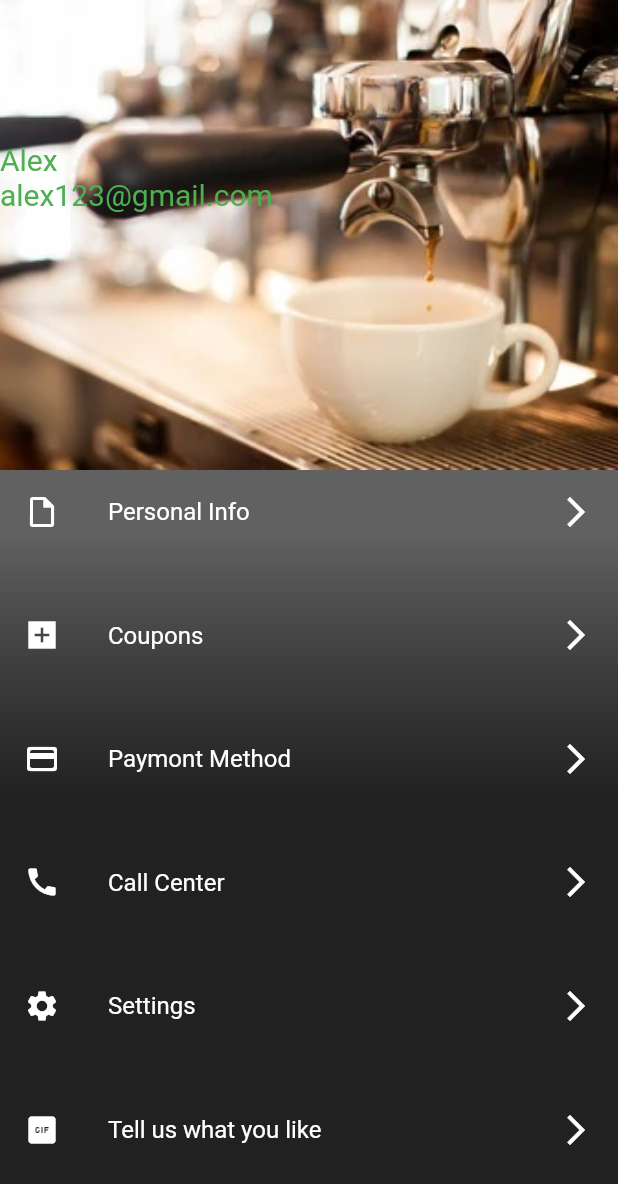
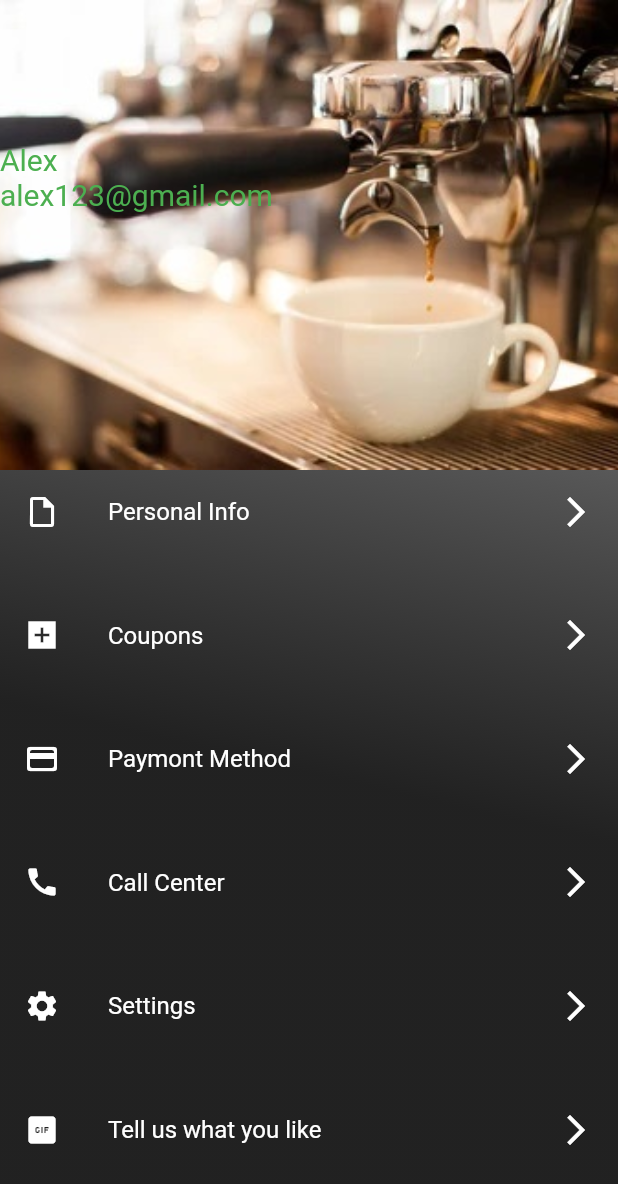
Before and after one commit to AizazQazi/assignment_2, a Flutter app: the screen it shows after launch, on a phone screen of 412 x 824 dp. Shown: the top 1184 px of the screen. Run offline on Flutter 3.47's test engine with Material 2 defaults, Android fonts, the phone set to English and light mode, and no system bars; our stand-ins replace fluttertoast.

```diff
--- a/lib/main.dart
+++ b/lib/main.dart
@@ -42,8 +42,8 @@ class _PersonalState extends State<Personal> {
           gradient: LinearGradient(
             colors: [Colors.black87, Colors.grey.shade700],
             begin: Alignment.bottomCenter,
-            end: Alignment.topCenter,
-            stops: const [0.4, 0.6],
+            end: Alignment.topRight,
+            stops: const [0.4, 0.7],
             tileMode: TileMode.repeated,
           ),
         ),
```
